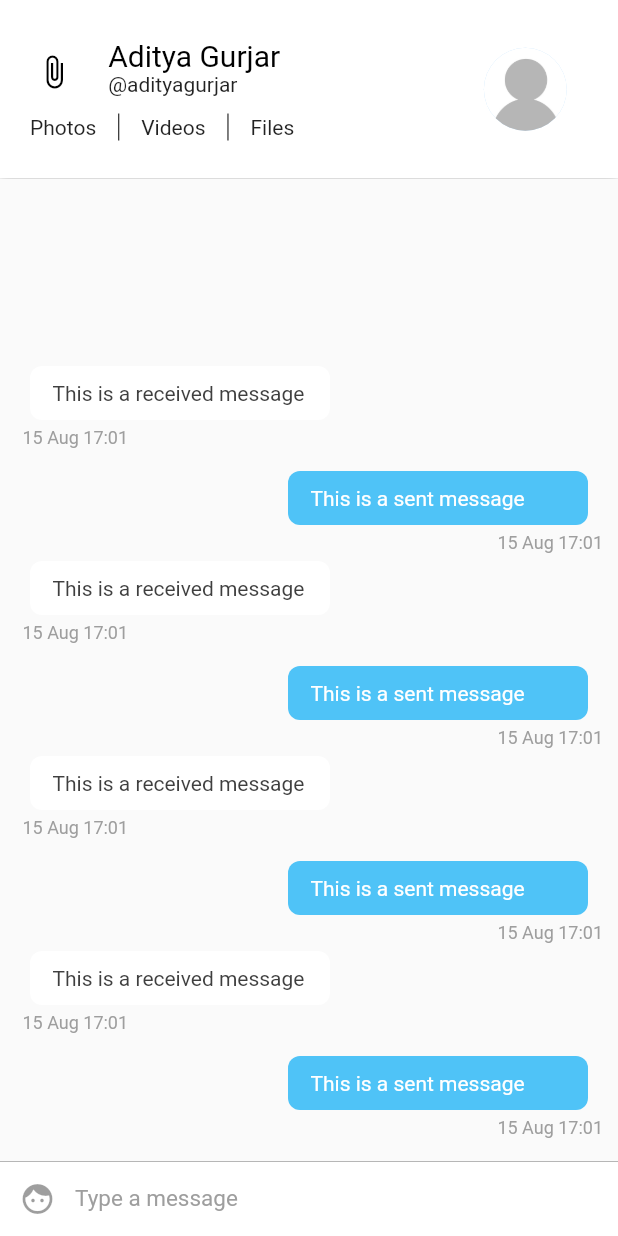
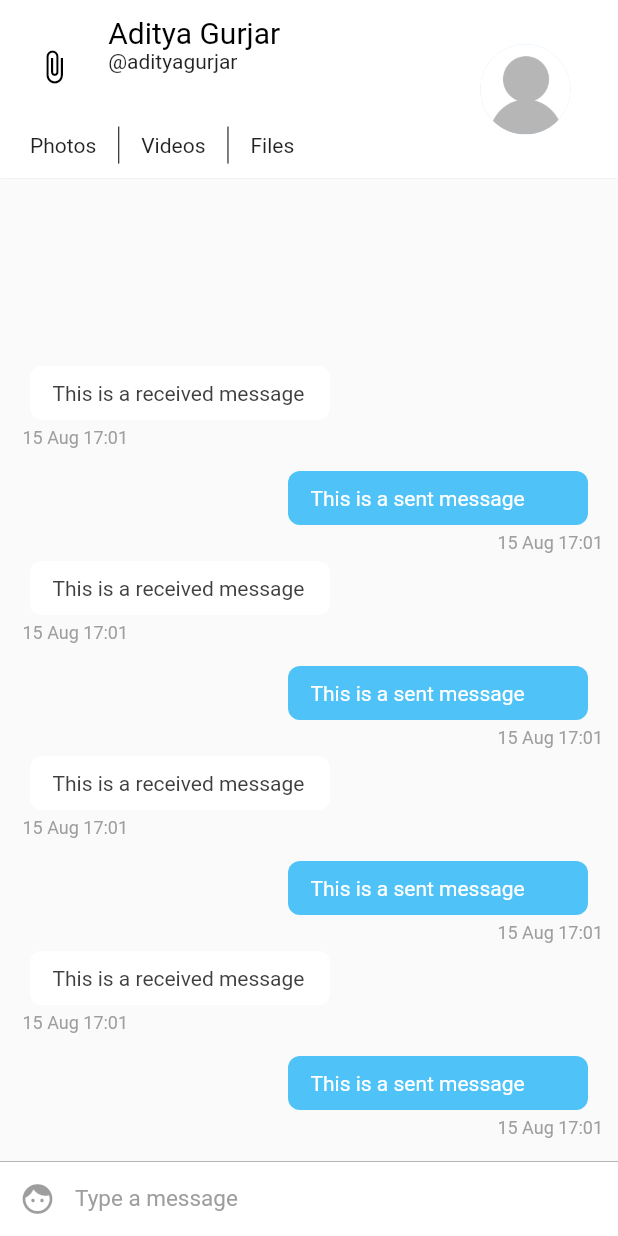
Before and after one commit to ScottFarestrand/random_reminder_2020, a Flutter app: the screen it shows after launch, on a phone screen of 412 x 824 dp. Run offline on Flutter 3.47's test engine with Material 2 defaults, Android fonts, the phone set to English and light mode, and no system bars; missing offline and left inert: rubber.

Commit message:
Fixing Day 8 -A

```diff
--- a/lib/widgets/ChatAppBar.dart
+++ b/lib/widgets/ChatAppBar.dart
@@ -1,29 +1,26 @@
 import 'package:flutter/material.dart';
 import 'package:messio/config/Assets.dart';
 import 'package:messio/config/Palette.dart';
+import 'package:messio/config/Styles.dart';
 
 class ChatAppBar extends StatelessWidget implements PreferredSizeWidget {
   final double height = 100;
+
+  const ChatAppBar();
+
   @override
   Widget build(BuildContext context) {
-    var textHeading = TextStyle(
-        color: Palette.primaryTextColor,
-        fontSize: 20); // Text style for the name
-    var textStyle = TextStyle(
-        color: Palette.secondaryTextColor); // Text style for everything else
+// Text style for everything else
 
-    double width =
-        MediaQuery.of(context).size.width; // calculate the screen width
     return Material(
         child: Container(
             decoration: new BoxDecoration(boxShadow: [
               //adds a shadow to the appbar
               new BoxShadow(
-                color: Colors.black,
-                blurRadius: 5.0,
-              )
+                  color: Colors.grey, blurRadius: 2.0, spreadRadius: 0.1)
             ]),
             child: Container(
+                padding: EdgeInsets.only(top: 10, bottom: 10),
                 color: Palette.primaryBackgroundColor,
                 child: Row(children: <Widget>[
                   Expanded(
@@ -33,18 +30,21 @@ class ChatAppBar extends StatelessWidget implements PreferredSizeWidget {
                           child: Column(
                         mainAxisSize: MainAxisSize.min,
                         children: <Widget>[
-                          Container(
-                              height: 70 - (width * .06),
+                          Expanded(
+                              flex: 7,
+                              child: Container(
                                   child: Row(
                                 crossAxisAlignment: CrossAxisAlignment.start,
                                 children: <Widget>[
                                   Expanded(
                                       flex: 2,
                                       child: Center(
-                                          child: Icon(
+                                          child: IconButton(
+                                              icon: Icon(
                                                 Icons.attach_file,
                                                 color: Palette.secondaryColor,
-                                      ))),
+                                              ),
+                                              onPressed: () => {}))),
                                   Expanded(
                                       flex: 6,
                                       child: Container(
@@ -56,24 +56,26 @@ class ChatAppBar extends StatelessWidget implements PreferredSizeWidget {
                                         mainAxisSize: MainAxisSize.min,
                                         children: <Widget>[
                                           Text('Aditya Gurjar',
-                                              style: textHeading),
+                                              style: Styles.textHeading),
                                           Text('@adityagurjar',
-                                              style: textStyle)
+                                              style: Styles.text)
                                         ],
                                       ))),
                                 ],
-                              )),
+                              ))),
                           //second row containing the buttons for media
-                          Container(
-                              height: 23,
+                          Expanded(
+                              flex: 3,
+                              child: Container(
                                   padding: EdgeInsets.fromLTRB(20, 5, 5, 0),
                                   child: Row(
                                     mainAxisAlignment: MainAxisAlignment.start,
-                                crossAxisAlignment: CrossAxisAlignment.center,
+                                    crossAxisAlignment:
+                                        CrossAxisAlignment.center,
                                     children: <Widget>[
                                       Text(
                                         'Photos',
-                                    style: textStyle,
+                                        style: Styles.text,
                                       ),
                                       VerticalDivider(
                                         width: 30,
@@ -81,15 +83,15 @@ class ChatAppBar extends StatelessWidget implements PreferredSizeWidget {
                                       ),
                                       Text(
                                         'Videos',
-                                    style: textStyle,
+                                        style: Styles.text,
                                       ),
                                       VerticalDivider(
                                         width: 30,
                                         color: Palette.primaryTextColor,
                                       ),
-                                  Text('Files', style: textStyle)
+                                      Text('Files', style: Styles.text)
                                     ],
-                              )),
+                                  ))),
                         ],
                       ))),
                   //This is the display picture
@@ -98,7 +100,7 @@ class ChatAppBar extends StatelessWidget implements PreferredSizeWidget {
                       child: Container(
                           child: Center(
                               child: CircleAvatar(
-                        radius: (80 - (width * .06)) / 2,
+                        radius: 30,
                         backgroundImage: Image.asset(
                           Assets.user,
                         ).image,
```
Lines whose indentation alone changed are shown as unchanged.
